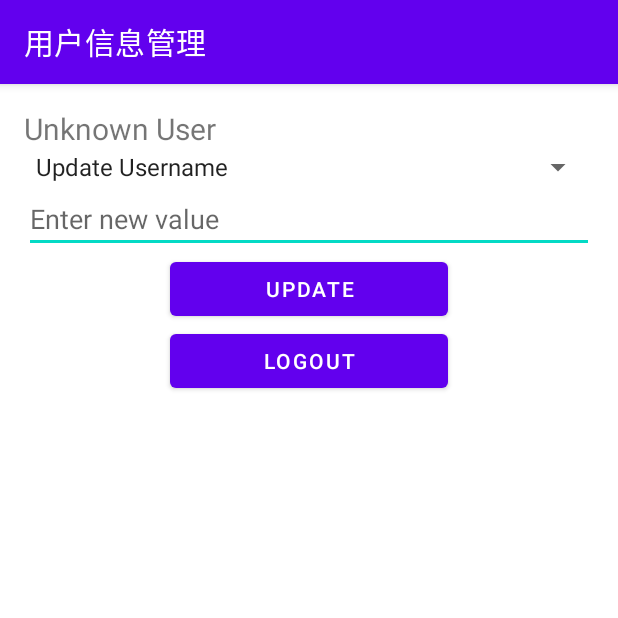
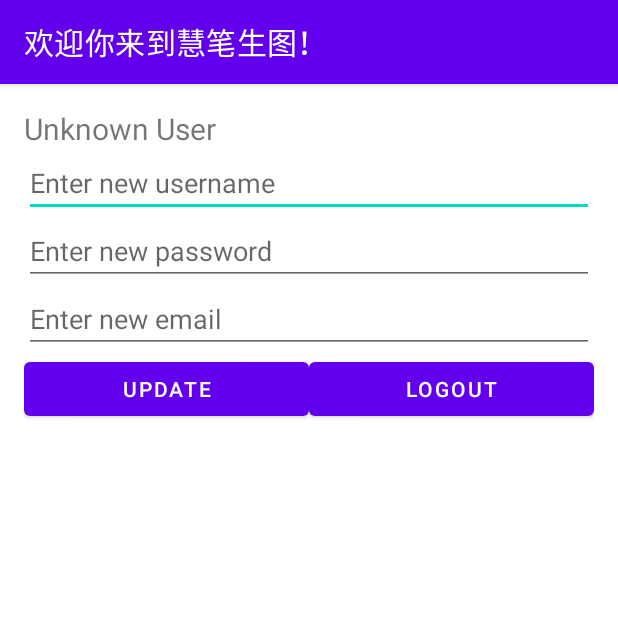
Before and after one commit to lyx0902/WiseBrush, an Android app built with Jetpack Compose: the UserHomeActivity screen opened directly, with no data from a screen before it, after a tap on "UPDATE", on a phone screen of 412 x 824 dp, the top half of it. Run offline under Robolectric (Android 15) with nearby library versions, the phone set to English and light mode, and no system bars; 1 statement that could not run was skipped.

Commit message:
update Personnel Module by lyx

```diff
--- a/app/src/main/java/com/example/bottomnavigation1/ui/notifications/UserHomeActivity.kt
+++ b/app/src/main/java/com/example/bottomnavigation1/ui/notifications/UserHomeActivity.kt
@@ -4,47 +4,48 @@ import android.os.Bundle
 import android.util.Log
 import android.widget.*
 import androidx.appcompat.app.AppCompatActivity
+import androidx.lifecycle.ViewModelProvider
 import com.example.bottomnavigation1.R
 
 class UserHomeActivity : AppCompatActivity() {
+
+    private lateinit var viewModel: NotificationsViewModel
 
     override fun onCreate(savedInstanceState: Bundle?) {
         super.onCreate(savedInstanceState)
         setContentView(R.layout.activity_user_home)
 
+        viewModel = ViewModelProvider(this).get(NotificationsViewModel::class.java)
+
         val username = intent.getStringExtra("username")
         Log.d("UserHomeActivity", "Username: $username")
 
         val usernameTextView = findViewById<TextView>(R.id.usernameTextView)
+        val updateUsernameEditText = findViewById<EditText>(R.id.updateUsernameEditText)
+        val updatePasswordEditText = findViewById<EditText>(R.id.updatePasswordEditText)
+        val updateEmailEditText = findViewById<EditText>(R.id.updateEmailEditText)
+        val updateButton = findViewById<Button>(R.id.updateButton)
+        val logoutButton = findViewById<Button>(R.id.logoutButton)
+
         if (username != null) {
             usernameTextView.text = username
+            viewModel.getUserProfile(username)
+            viewModel.userProfile.observe(this, { profile ->
+                updateUsernameEditText.setText(profile.name)
+                updatePasswordEditText.setText(profile.password)
+                updateEmailEditText.setText(profile.email)
+            })
         } else {
             usernameTextView.text = "Unknown User"
         }
 
-        val updateOptionsSpinner = findViewById<Spinner>(R.id.updateOptionsSpinner)
-        val updateValueEditText = findViewById<EditText>(R.id.updateValueEditText)
-        val updateButton = findViewById<Button>(R.id.updateButton)
-        val logoutButton = findViewById<Button>(R.id.logoutButton)
+        updateButton.setOnClickListener {
+            val newUsername = updateUsernameEditText.text.toString()
+            val newPassword = updatePasswordEditText.text.toString()
+            val newEmail = updateEmailEditText.text.toString()
 
-        updateButton.setOnClickListener {
-            val selectedOption = updateOptionsSpinner.selectedItem.toString()
-            val newValue = updateValueEditText.text.toString()
-
-            when (selectedOption) {
-                "Update Username" -> {
-                    // Handle username update
-                    Toast.makeText(this, "Username updated to $newValue", Toast.LENGTH_SHORT).show()
-                }
-                "Update Password" -> {
-                    // Handle password update
-                    Toast.makeText(this, "Password updated", Toast.LENGTH_SHORT).show()
-                }
-                "Update Email" -> {
-                    // Handle email update
-                    Toast.makeText(this, "Email updated to $newValue", Toast.LENGTH_SHORT).show()
-                }
-            }
+            viewModel.updateUserProfile(username!!, newUsername, newPassword, newEmail)
+            Toast.makeText(this, "Profile updated", Toast.LENGTH_SHORT).show()
         }
 
         logoutButton.setOnClickListener {
--- a/app/src/main/res/layout/activity_user_home.xml
+++ b/app/src/main/res/layout/activity_user_home.xml
@@ -13,39 +13,43 @@
         android:textSize="20sp"
         android:visibility="visible" />
 
-    <Spinner
-        android:id="@+id/updateOptionsSpinner"
+    <EditText
+        android:id="@+id/updateUsernameEditText"
         android:layout_width="match_parent"
         android:layout_height="wrap_content"
-        android:entries="@array/update_options"/>
+        android:hint="Enter new username" />
 
     <EditText
-        android:id="@+id/updateValueEditText"
+        android:id="@+id/updatePasswordEditText"
         android:layout_width="match_parent"
         android:layout_height="wrap_content"
-        android:hint="Enter new value" />
+        android:hint="Enter new password" />
+
+    <EditText
+        android:id="@+id/updateEmailEditText"
+        android:layout_width="match_parent"
+        android:layout_height="wrap_content"
+        android:hint="Enter new email" />
 
     <LinearLayout
         android:layout_width="match_parent"
         android:layout_height="wrap_content"
         android:gravity="center"
-        android:orientation="vertical">
+        android:orientation="horizontal">
 
         <Button
             android:id="@+id/updateButton"
-            android:layout_width="185dp"
+            android:layout_width="0dp"
             android:layout_height="wrap_content"
             android:layout_weight="1"
             android:text="Update" />
 
         <Button
             android:id="@+id/logoutButton"
-            android:layout_width="185dp"
+            android:layout_width="0dp"
             android:layout_height="wrap_content"
             android:layout_weight="1"
             android:text="Logout"
             android:visibility="visible" />
-
     </LinearLayout>
-
 </LinearLayout>
--- a/app/src/main/res/values/strings.xml
+++ b/app/src/main/res/values/strings.xml
@@ -3,7 +3,7 @@
     <string name="title_home">文生图</string>
     <string name="title_dashboard">图生图</string>
     <string name="title_notifications">个人主页</string>
-    <string name="title_person">用户信息管理</string>
+    <string name="title_person">欢迎你来到慧笔生图！</string>
     <string-array name="update_options">
         <item>Update Username</item>
         <item>Update Password</item>
```
Also changed, not shown: app/src/main/java/com/example/bottomnavigation1/ui/notifications/NotificationsViewModel.kt (+33 -0 lines).
